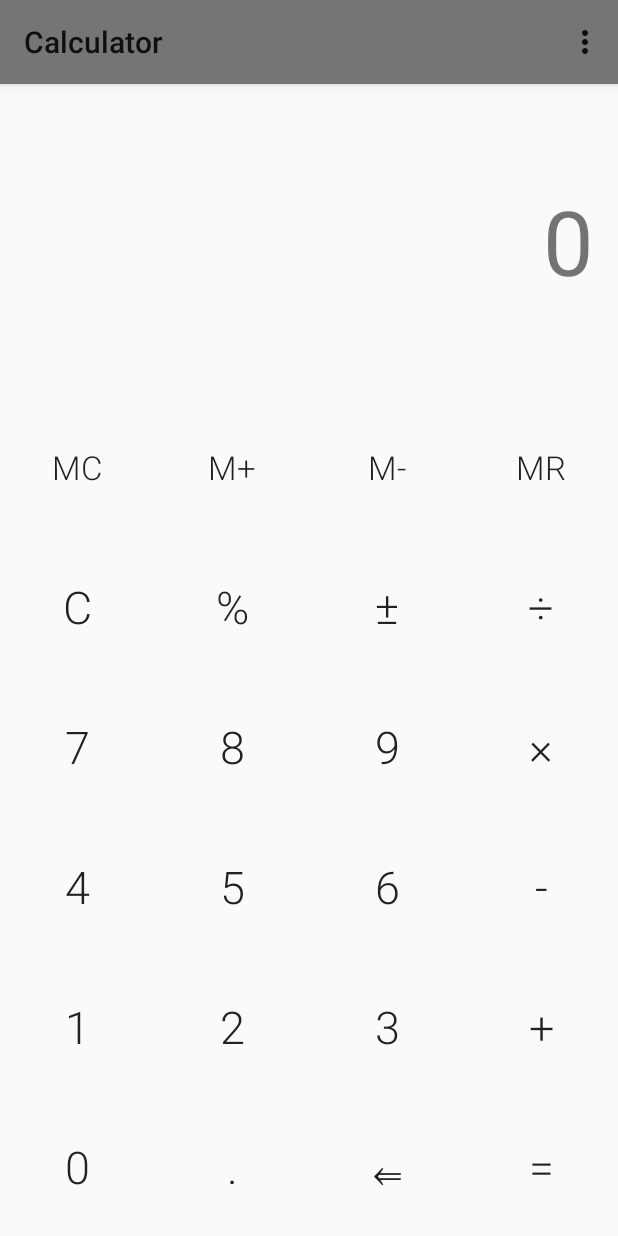
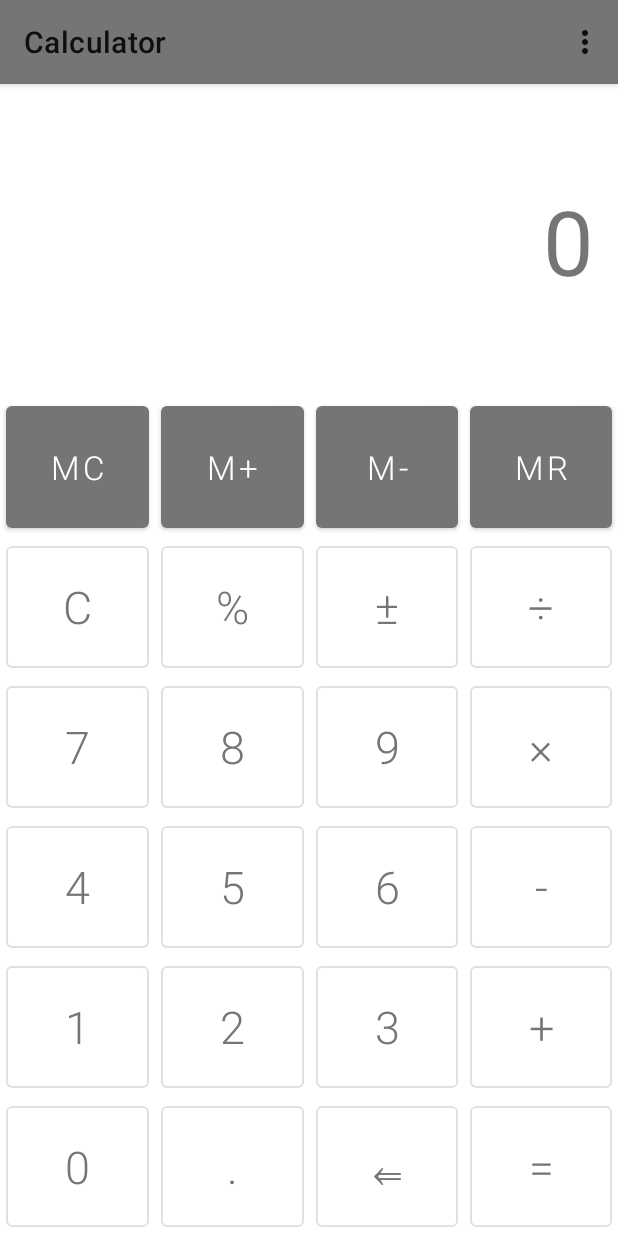
Before and after one commit to SolarisD/Calc, an Android app: the screen it shows after launch (MainActivity), on a phone screen of 412 x 824 dp. Run offline under Robolectric (Android 15) with nearby library versions, the phone set to English and light mode, and no system bars; our stand-ins replace Room's generated code, data binding; 3 statements that could not run were skipped.

Commit message:
Add some material designs

```diff
--- a/app/src/main/res/layout/fragment_def_keyboard.xml
+++ b/app/src/main/res/layout/fragment_def_keyboard.xml
@@ -28,26 +28,28 @@
                 <Button
                     android:id="@+id/btn_m_clear"
                     style="@style/MemoryButton"
-                    android:text="MC"
-                    android:onClick="@{() -> vm.buttonPressed(Buttons.M_CLEAR)}"/>
+                    android:onClick="@{() -> vm.buttonPressed(Buttons.M_CLEAR)}"
+                    android:text="MC" />
 
                 <Button
                     android:id="@+id/btn_m_plus"
                     style="@style/MemoryButton"
-                    android:text="M+"
-                    android:onClick="@{() -> vm.buttonPressed(Buttons.M_PLUS)}"/>
+                    android:onClick="@{() -> vm.buttonPressed(Buttons.M_PLUS)}"
+                    android:text="M+" />
 
                 <Button
                     android:id="@+id/btn_m_minus"
                     style="@style/MemoryButton"
-                    android:text="M-"
-                    android:onClick="@{() -> vm.buttonPressed(Buttons.M_MINUS)}"/>
+                    android:onClick="@{() -> vm.buttonPressed(Buttons.M_MINUS)}"
+                    android:text="M-" />
 
                 <Button
                     android:id="@+id/btn_m_restore"
                     style="@style/MemoryButton"
-                    android:text="MR"
-                    android:onClick="@{() -> vm.buttonPressed(Buttons.M_RESTORE)}"/>
+                    android:layout_marginStart="4dp"
+                    android:layout_marginEnd="4dp"
+                    android:onClick="@{() -> vm.buttonPressed(Buttons.M_RESTORE)}"
+                    android:text="MR" />
 
             </LinearLayout>
 
@@ -59,26 +61,26 @@
 
                 <Button
                     android:id="@+id/btn_history_clear"
-                    style="@style/Button"
+                    style="@style/ButtonText"
                     android:text="C"
                     android:onClick="@{() -> vm.buttonPressed(Buttons.CLEAR)}"/>
 
                 <Button
                     android:id="@+id/btn_percent"
-                    style="@style/Button"
+                    style="@style/ButtonText"
                     android:text="%"
                     android:onClick="@{() -> vm.buttonPressed(Buttons.PERCENT)}"/>
 
 
                 <Button
                     android:id="@+id/btn_negative"
-                    style="@style/Button"
+                    style="@style/ButtonText"
                     android:text="±"
                     android:onClick="@{() -> vm.buttonPressed(Buttons.NEGATIVE)}"/>
 
                 <Button
                     android:id="@+id/btn_divide"
-                    style="@style/Button"
+                    style="@style/ButtonText"
                     android:text="÷"
                     android:onClick="@{() -> vm.buttonPressed(Buttons.DIVIDE)}"/>
 
@@ -92,25 +94,25 @@
 
                 <Button
                     android:id="@+id/btn_7"
-                    style="@style/Button"
+                    style="@style/ButtonText"
                     android:text="7"
                     android:onClick="@{() -> vm.buttonPressed(Buttons.SEVEN)}"/>
 
                 <Button
                     android:id="@+id/btn_8"
-                    style="@style/Button"
+                    style="@style/ButtonText"
                     android:text="8"
                     android:onClick="@{() -> vm.buttonPressed(Buttons.EIGHT)}"/>
 
                 <Button
                     android:id="@+id/btn_9"
-                    style="@style/Button"
+                    style="@style/ButtonText"
                     android:text="9"
                     android:onClick="@{() -> vm.buttonPressed(Buttons.NINE)}"/>
 
                 <Button
                     android:id="@+id/btn_multiply"
-                    style="@style/Button"
+                    style="@style/ButtonText"
                     android:text="×"
                     android:onClick="@{() -> vm.buttonPressed(Buttons.MULTIPLY)}"/>
             </LinearLayout>
@@ -123,25 +125,25 @@
 
                 <Button
                     android:id="@+id/btn_4"
-                    style="@style/Button"
+                    style="@style/ButtonText"
                     android:text="4"
                     android:onClick="@{() -> vm.buttonPressed(Buttons.FOUR)}"/>
 
                 <Button
                     android:id="@+id/btn_5"
-                    style="@style/Button"
+                    style="@style/ButtonText"
                     android:text="5"
                     android:onClick="@{() -> vm.buttonPressed(Buttons.FIVE)}"/>
 
                 <Button
                     android:id="@+id/btn_6"
-                    style="@style/Button"
+                    style="@style/ButtonText"
                     android:text="6"
                     android:onClick="@{() -> vm.buttonPressed(Buttons.SIX)}"/>
 
                 <Button
                     android:id="@+id/btn_minus"
-                    style="@style/Button"
+                    style="@style/ButtonText"
                     android:text="-"
                     android:onClick="@{() -> vm.buttonPressed(Buttons.MINUS)}"/>
 
@@ -155,25 +157,25 @@
 
                 <Button
                     android:id="@+id/btn_1"
-                    style="@style/Button"
+                    style="@style/ButtonText"
                     android:text="1"
                     android:onClick="@{() -> vm.buttonPressed(Buttons.ONE)}"/>
 
                 <Button
                     android:id="@+id/btn_2"
-                    style="@style/Button"
+                    style="@style/ButtonText"
                     android:text="2"
                     android:onClick="@{() -> vm.buttonPressed(Buttons.TWO)}"/>
 
                 <Button
                     android:id="@+id/btn_3"
-                    style="@style/Button"
+                    style="@style/ButtonText"
                     android:text="3"
                     android:onClick="@{() -> vm.buttonPressed(Buttons.THREE)}"/>
 
                 <Button
                     android:id="@+id/btn_plus"
-                    style="@style/Button"
+                    style="@style/ButtonText"
                     android:text="+"
                     android:onClick="@{() -> vm.buttonPressed(Buttons.PLUS)}"/>
 
@@ -187,26 +189,26 @@
 
                 <Button
                     android:id="@+id/btn_0"
-                    style="@style/Button"
+                    style="@style/ButtonText"
                     android:text="0"
                     android:onClick="@{() -> vm.buttonPressed(Buttons.ZERO)}"/>
 
                 <Button
                     android:id="@+id/btn_dot"
-                    style="@style/Button"
+                    style="@style/ButtonText"
                     android:text="."
                     android:onClick="@{() -> vm.buttonPressed(Buttons.DOT)}"/>
 
 
                 <Button
                     android:id="@+id/btn_backspace"
-                    style="@style/Button"
+                    style="@style/ButtonText"
                     android:text="⇐"
                     android:onClick="@{() -> vm.buttonPressed(Buttons.BACKSPACE)}"/>
 
                 <Button
                     android:id="@+id/btn_result"
-                    style="@style/Button"
+                    style="@style/ButtonText"
                     android:text="="
                     android:onClick="@{() -> vm.buttonPressed(Buttons.RESULT)}"/>
             </LinearLayout>
--- a/app/src/main/res/values/styles.xml
+++ b/app/src/main/res/values/styles.xml
@@ -1,33 +1,45 @@
 <resources>
     <!-- Base application theme. -->
-    <style name="AppThemeLight" parent="Theme.Design.Light">
+    <style name="AppThemeLight" parent="Theme.MaterialComponents.Light">
         <!-- Customize your theme here. -->
         <item name="colorPrimary">@color/colorPrimary</item>
         <item name="colorPrimaryDark">@color/colorPrimaryDark</item>
         <item name="colorAccent">@color/colorAccent</item>
     </style>
 
-    <style name="AppThemeDark" parent="Theme.Design">
+    <style name="AppThemeDark" parent="Theme.MaterialComponents">
         <!-- Customize your theme here. -->
         <item name="colorPrimary">@color/colorPrimary</item>
         <item name="colorPrimaryDark">@color/colorPrimaryDark</item>
         <item name="colorAccent">@color/colorAccent</item>
     </style>
 
-    <style name="Button" parent="Widget.AppCompat.Button">
-        <item name="android:background">?attr/selectableItemBackgroundBorderless</item>
+    <style name="ButtonText" parent="Widget.MaterialComponents.Button.OutlinedButton">
         <item name="android:layout_width">match_parent</item>
         <item name="android:layout_height">match_parent</item>
         <item name="android:layout_weight">1</item>
+        <item name="android:layout_marginStart">4dp</item>
+        <item name="android:layout_marginEnd">4dp</item>
         <item name="fontFamily">sans-serif-light</item>
         <item name="android:textSize">@dimen/button_text_size</item>
     </style>
 
-    <style name="MemoryButton" parent="Widget.AppCompat.Button">
-        <item name="android:background">?attr/selectableItemBackgroundBorderless</item>
+   <!-- <style name="ButtonIcon" parent="Widget.MaterialComponents.Button.OutlinedButton">
         <item name="android:layout_width">match_parent</item>
         <item name="android:layout_height">match_parent</item>
         <item name="android:layout_weight">1</item>
+        <item name="android:layout_marginStart">4dp</item>
+        <item name="android:layout_marginEnd">4dp</item>
+        <item name="fontFamily">sans-serif-light</item>
+        <item name="android:textSize">@dimen/button_text_size</item>
+    </style>-->
+
+    <style name="MemoryButton" parent="Widget.MaterialComponents.Button">
+        <item name="android:layout_width">match_parent</item>
+        <item name="android:layout_height">match_parent</item>
+        <item name="android:layout_weight">1</item>
+        <item name="android:layout_marginStart">4dp</item>
+        <item name="android:layout_marginEnd">4dp</item>
         <item name="fontFamily">sans-serif-light</item>
         <item name="android:textSize">@dimen/memory_button_text_size</item>
     </style>
@@ -35,3 +47,4 @@
 </resources>
 <!--
 <item name="android:background">?android:attr/selectableItemBackgroundBorderless</item>-->
+    <!--<item name="android:background">?attr/selectableItemBackgroundBorderless</item>-->
```
Also changed, not shown: app/src/main/res/layout/fragment_ext_keyboard.xml (+20 -20 lines), 1 other file.
